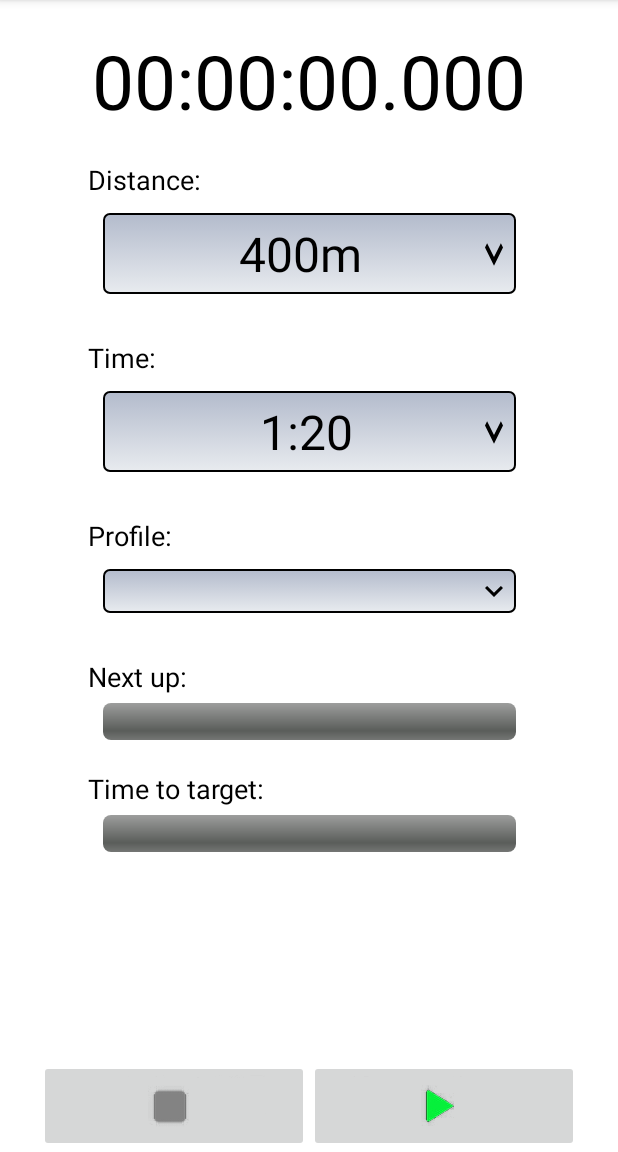
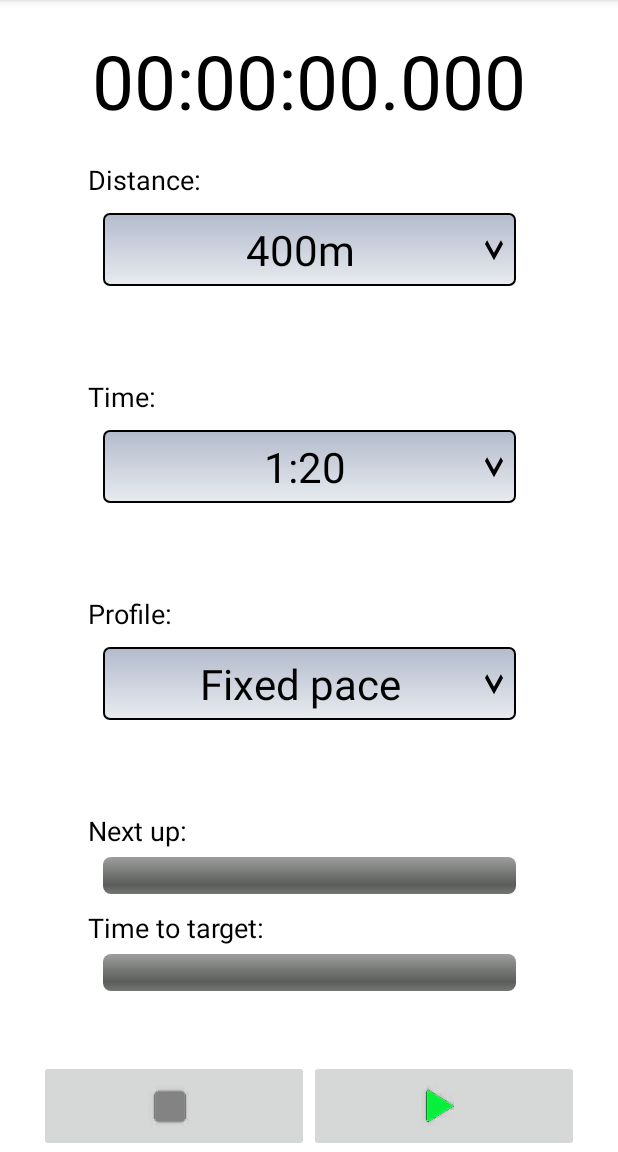
Before and after one commit to fig7/TrackPacer, an Android app: the screen it shows after launch (MainActivity), on a phone screen of 412 x 824 dp, the part 84-1236 px from its top. Run offline under Robolectric (Android 15) with nearby library versions, the phone set to English and light mode, and no system bars.

Commit message:
Implement resume pacing. Tweak UI layout.

```diff
--- a/app/src/main/java/com/fig7/trackpacer/PacingStatus.kt
+++ b/app/src/main/java/com/fig7/trackpacer/PacingStatus.kt
@@ -1,5 +1,5 @@
 package com.fig7.trackpacer
 
 enum class PacingStatus {
-    NotPacing, ServiceStart, PacingStart, Pacing, PacingPaused
+    NotPacing, ServiceStart, PacingStart, Pacing, PacingPaused, ServiceResume, PacingResume
 }
--- a/app/src/main/res/layout/activity_main.xml
+++ b/app/src/main/res/layout/activity_main.xml
@@ -18,7 +18,7 @@
 
     <Space
       android:layout_width="match_parent"
-      android:layout_height="20dp" />
+      android:layout_height="20dp"/>
 
     <TextView
       android:id="@+id/text_time"
@@ -28,21 +28,27 @@
       android:textColor="@color/black"
       android:textSize="50sp"
       android:gravity="center"/>
+
+    <Space
+      android:layout_width="match_parent"
+      android:layout_height="20dp"/>
   </LinearLayout>
 
   <LinearLayout
     android:layout_width="wrap_content"
-    android:layout_height="wrap_content"
-
+    android:layout_height="0dp"
     android:orientation="vertical"
 
     app:layout_constraintEnd_toEndOf="parent"
     app:layout_constraintStart_toStartOf="parent"
-    app:layout_constraintTop_toBottomOf="@id/time_view">
+    app:layout_constraintTop_toBottomOf="@id/time_view"
+    app:layout_constraintBottom_toTopOf="@id/button_view">
 
-    <Space
+  <LinearLayout
     android:layout_width="match_parent"
-      android:layout_height="20dp"/>
+    android:layout_height="0dp"
+    android:orientation="vertical"
+    android:layout_weight="1">
 
     <TextView
       android:layout_width="match_parent"
@@ -57,10 +63,13 @@
       android:layout_width="275dp"
       android:layout_height="wrap_content"
       style="@style/spinner_style"/>
+  </LinearLayout>
 
-    <Space
+  <LinearLayout
     android:layout_width="match_parent"
-      android:layout_height="20dp" />
+    android:layout_height="0dp"
+    android:orientation="vertical"
+    android:layout_weight="1">
 
     <TextView
       android:layout_width="match_parent"
@@ -75,10 +84,13 @@
       android:layout_width="275dp"
       android:layout_height="wrap_content"
       style="@style/spinner_style"/>
+  </LinearLayout>
 
-    <Space
+  <LinearLayout
     android:layout_width="match_parent"
-      android:layout_height="20dp" />
+    android:layout_height="0dp"
+    android:orientation="vertical"
+    android:layout_weight="1">
 
     <TextView
       android:layout_width="match_parent"
@@ -93,10 +105,13 @@
       android:layout_width="275dp"
       android:layout_height="wrap_content"
       style="@style/spinner_style"/>
+  </LinearLayout>
 
-    <Space
+  <LinearLayout
     android:layout_width="match_parent"
-      android:layout_height="20dp" />
+    android:layout_height="0dp"
+    android:orientation="vertical"
+    android:layout_weight="1">
 
     <TextView
       android:id="@+id/nextup_label"
@@ -119,7 +134,7 @@
 
     <Space
       android:layout_width="match_parent"
-      android:layout_height="20dp"/>
+      android:layout_height="10dp"/>
 
     <TextView
       android:id="@+id/timeto_label"
@@ -141,12 +156,23 @@
       style="@android:style/Widget.ProgressBar.Horizontal"
       android:progress="0"/>
     </LinearLayout>
+  </LinearLayout>
+
+  <LinearLayout
+    android:id="@+id/button_view"
+    android:layout_width="match_parent"
+    android:layout_height="wrap_content"
+    android:orientation="vertical"
+    app:layout_constraintBottom_toBottomOf="parent">
+
+    <Space
+      android:layout_width="match_parent"
+      android:layout_height="20dp"/>
 
     <LinearLayout
       android:layout_width="match_parent"
       android:layout_height="wrap_content"
-    android:gravity="center"
-    app:layout_constraintBottom_toBottomOf="parent">
+      android:gravity="center">
 
       <ImageButton
         android:id="@+id/button_stop"
@@ -166,4 +192,5 @@
         android:scaleType="centerInside"
         android:src="@drawable/play" />
     </LinearLayout>
+  </LinearLayout>
 </androidx.constraintlayout.widget.ConstraintLayout>
--- a/app/src/main/res/layout/spinner_item.xml
+++ b/app/src/main/res/layout/spinner_item.xml
@@ -3,6 +3,6 @@
 <TextView xmlns:android="http://schemas.android.com/apk/res/android"
   android:layout_width="match_parent"
   android:layout_height="wrap_content"
-  android:textSize="32sp"
+  android:textSize="28sp"
   android:textColor="@color/black"
   android:gravity="center"/>
--- a/app/src/main/res/values/distances.xml
+++ b/app/src/main/res/values/distances.xml
@@ -10,6 +10,6 @@
     <item>4000m+  16:00,16:30,17:00,17:30,18:00,18:30,19:00,19:30,20:00,12:30,25:00</item>
     <item>5000m+  21:00,21:30,22:00,22:30,23:00,23:30,24:00,24:30,25:00,27:30,30:00</item>
     <item>10000m+ 42:00,43:00,44:00,45:00,46:00,47:00,48:00,49:00,50:00,55:00,60:00</item>
-    <item>1 mile+  6:00,6:15,6:30,6:45,7:00,7:15,7:30,7:45,8:00</item>
+    <item>1 mile+ 4:15,6:00,6:15,6:30,6:45,7:00,7:15,7:30,7:45,8:00</item>
   </string-array>
 </resources>
--- /dev/null
+++ b/app/src/main/res/values/profiles.xml
@@ -0,0 +1,6 @@
+<?xml version="1.0" encoding="utf-8"?>
+<resources>
+  <string-array name="profile_array">
+    <item>Fixed pace</item>
+  </string-array>
+</resources>
```
Also changed, not shown: app/src/main/java/com/fig7/trackpacer/MainActivity.kt (+42 -3 lines), app/src/main/java/com/fig7/trackpacer/WaypointCalculator.kt (+19 -5 lines), app/src/main/java/com/fig7/trackpacer/WaypointService.kt (+25 -4 lines). Lines whose indentation alone changed are shown as unchanged.
